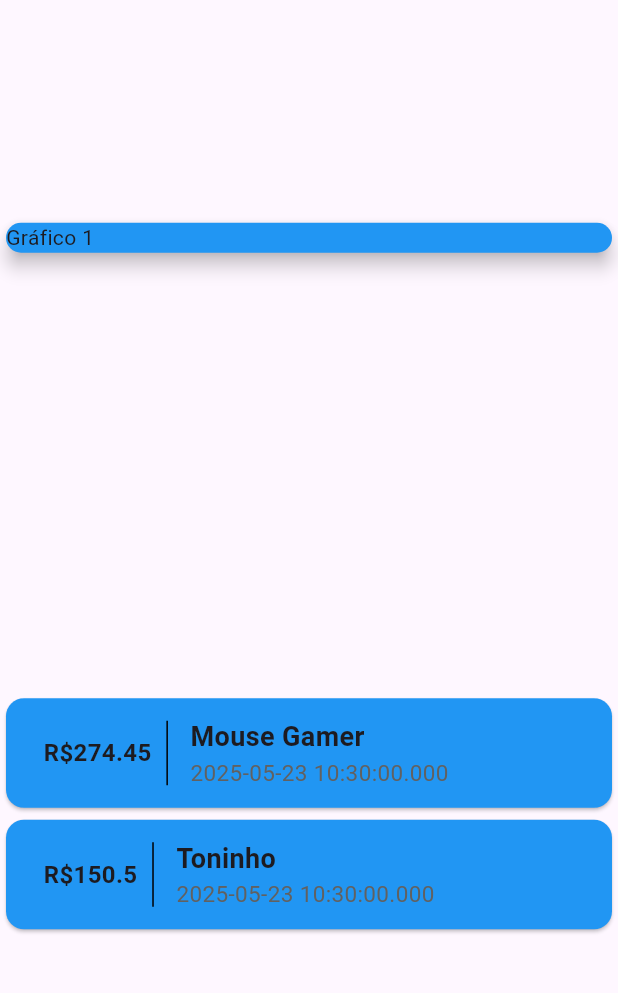
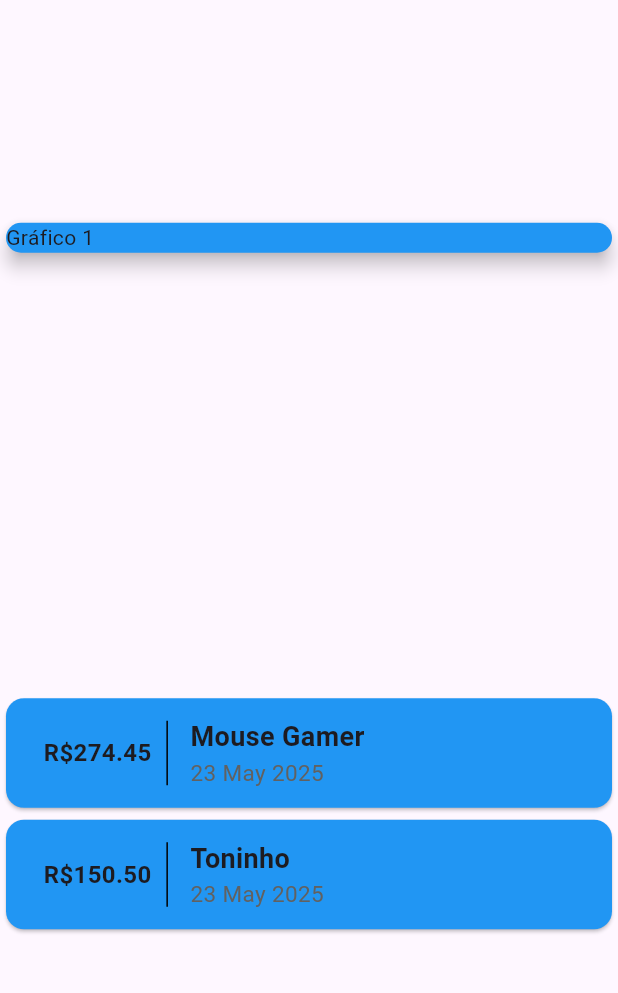
Before and after one commit to Leonardo-Toledo-Alves-Costa/despesas_app, a Flutter app: the screen it shows after launch, on a phone screen of 412 x 824 dp, the part 84-1077 px from its top. Run offline on Flutter 3.47's test engine with Material 3 defaults, Android fonts, the phone set to English and light mode, and no system bars.

Commit message:
Mudanças na data das transações com o pacote INTL

```diff
--- a/lib/main.dart
+++ b/lib/main.dart
@@ -1,5 +1,6 @@
 import 'package:despesas_app/models/transaction.dart';
 import 'package:flutter/material.dart';
+import 'package:intl/intl.dart';
 
 void main() => runApp(DespesasApp());
 
@@ -62,14 +63,14 @@ class HomePage extends StatelessWidget {
                         margin: EdgeInsets.all(15),
                         decoration: BoxDecoration(border: Border(right: BorderSide(color: Colors.black, width: 1))),
                         padding: EdgeInsets.all(10),
-                        child: Text('R\$${tr.price.toString()}', style: TextStyle(fontWeight: FontWeight.bold, fontSize: 16),),
+                        child: Text('R\$${tr.price.toStringAsFixed(2)}', style: TextStyle(fontWeight: FontWeight.bold, fontSize: 16),),
                       ),
                     Column(
                       crossAxisAlignment: CrossAxisAlignment.start,
                       children: [
                         Container(child: Text(tr.title, style: TextStyle(fontSize: 18, fontWeight: FontWeight.bold),)
                         ),
-                        Container(child: Text(tr.date.toString(), style: TextStyle(fontSize: 15, color: Colors.grey[700]),)
+                        Container(child: Text(DateFormat('d MMM y').format(tr.date), style: TextStyle(fontSize: 15, color: Colors.grey[700]),)
                         )
                       ],
                   )
--- a/pubspec.yaml
+++ b/pubspec.yaml
@@ -30,6 +30,7 @@ environment:
 dependencies:
   flutter:
     sdk: flutter
+  intl: ^0.20.2
 
   # The following adds the Cupertino Icons font to your application.
   # Use with the CupertinoIcons class for iOS style icons.
```
Also changed, not shown: pubspec.lock.
